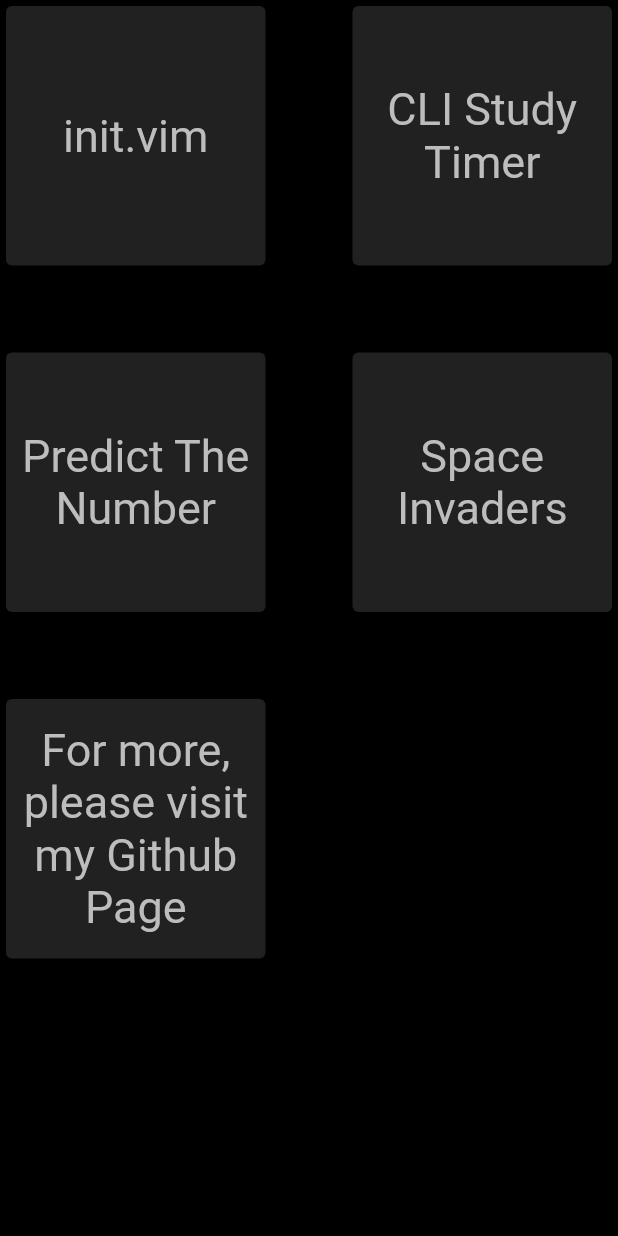
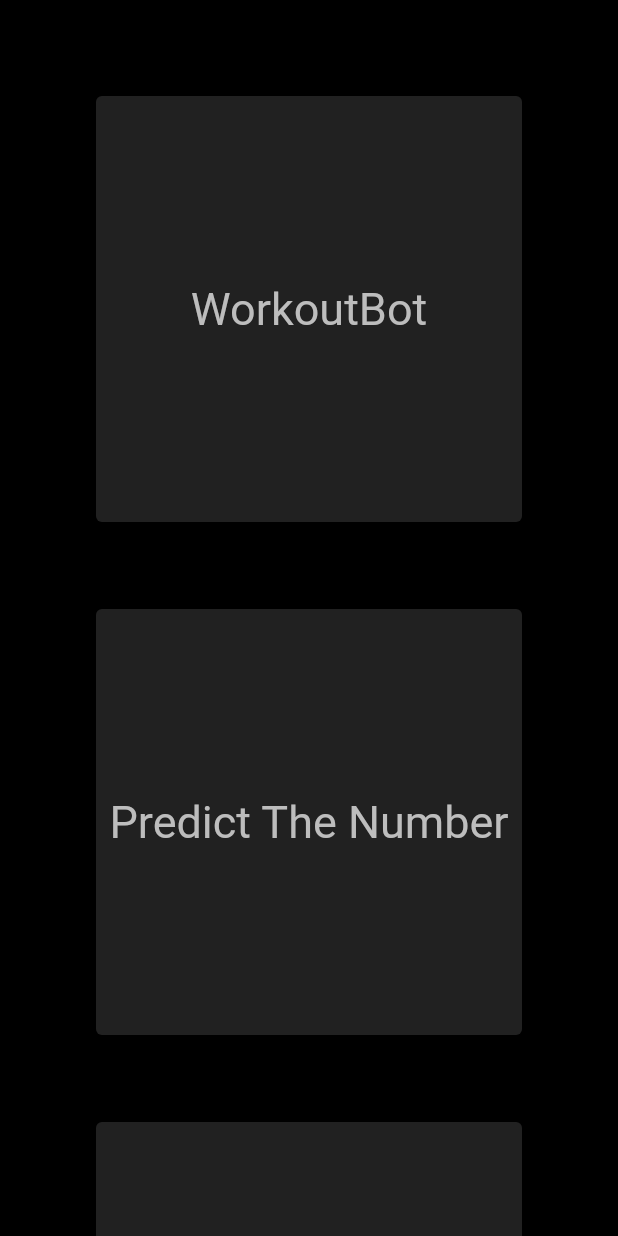
Before and after one commit to alicagatay/alicagatays_personal_webpage, a Flutter app: the screen it shows after launch, after a tap on "projects", on a phone screen of 412 x 824 dp. Run offline on Flutter 3.47's test engine with Material 2 defaults, Android fonts, the phone set to English and light mode, and no system bars.

Commit message:
Updated the projects page.

```diff
--- a/lib/Projects/init_vim.dart
+++ b/lib/Projects/nameless_secret_project.dart
@@ -1,8 +1,8 @@
 import 'package:flutter/material.dart';
 import 'package:url_launcher/url_launcher.dart';
 
-class InitVim extends StatelessWidget {
-  const InitVim({Key? key}) : super(key: key);
+class NamelessSecretProject extends StatelessWidget {
+  const NamelessSecretProject({Key? key}) : super(key: key);
 
   static _launchURL(url) async {
     if (await canLaunch(url)) {
@@ -20,15 +20,12 @@ class InitVim extends StatelessWidget {
         body: Center(
           child: InkWell(
             onTap: () {
-              _launchURL('https://github.com/alicagatay/init.vim');
+              _launchURL('https://github.com/alicagatay/workout_bot');
             },
             child: const SizedBox(
               width: 800,
               child: Text(
-                "init.vim is my minimal and productive go to Neovim "
-                "configuration I use on my computer while programming. "
-                "It is meant to start up instantly and it contains stuff "
-                "that helps me become more productive while programming.",
+                "Information about this project will be given soon.",
                 style: TextStyle(
                   fontSize: 30,
                   color: Colors.white,
--- a/lib/Projects/CLI_Study_timer.dart
+++ b/lib/Projects/workout_bot.dart
@@ -1,8 +1,8 @@
 import 'package:flutter/material.dart';
 import 'package:url_launcher/url_launcher.dart';
 
-class CliStudyTimer extends StatelessWidget {
-  const CliStudyTimer({Key? key}) : super(key: key);
+class WorkoutBot extends StatelessWidget {
+  const WorkoutBot({Key? key}) : super(key: key);
 
   static _launchURL(url) async {
     if (await canLaunch(url)) {
@@ -20,15 +20,14 @@ class CliStudyTimer extends StatelessWidget {
         body: Center(
           child: InkWell(
             onTap: () {
-              _launchURL('https://github.com/alicagatay/CLI-Study-Timer');
+              _launchURL('https://github.com/alicagatay/workout_bot');
             },
             child: const SizedBox(
               width: 800,
               child: Text(
-                "CLI Study Timer is a command line application I developed using Python. "
-                "In it, you can setup famous study timers such as Pomodoro and 5417, "
-                "or you can set a study timer from scratch. To learn more about the project, "
-                "click into this text.",
+                "WorkoutBot is a workout recommender chatbot software "
+                "that uses machine learning to recommend workouts to its users, "
+                "based on their request messages.",
                 style: TextStyle(
                   fontSize: 30,
                   color: Colors.white,
--- a/lib/projects_page.dart
+++ b/lib/projects_page.dart
@@ -1,7 +1,6 @@
-import 'package:alicagatays_personal_webpage/Projects/cli_study_timer.dart';
 import 'package:alicagatays_personal_webpage/Projects/predict_the_number.dart';
 import 'package:alicagatays_personal_webpage/Projects/space_invaders.dart';
-import 'package:alicagatays_personal_webpage/Projects/init_vim.dart';
+import 'package:alicagatays_personal_webpage/Projects/workout_bot.dart';
 import 'package:flutter/material.dart';
 import 'package:url_launcher/url_launcher.dart';
 
@@ -21,8 +20,11 @@ class ProjectsPage extends StatelessWidget {
     return MaterialApp(
       home: Scaffold(
         backgroundColor: Colors.black,
-        body: GridView.count(
-          crossAxisCount: 2,
+        body: LayoutBuilder(
+          builder: (context, constraints) {
+            return GridView.count(
+              crossAxisCount: constraints.maxWidth > 700 ? 2 : 1,
+              padding: const EdgeInsets.all(60),
               crossAxisSpacing: 50,
               mainAxisSpacing: 50,
               children: <Widget>[
@@ -30,36 +32,15 @@ class ProjectsPage extends StatelessWidget {
                   onTap: () {
                     Navigator.push(
                       context,
-                  MaterialPageRoute(builder: (context) => const InitVim()),
+                      MaterialPageRoute(
+                          builder: (context) => const WorkoutBot()),
                     );
                   },
                   child: Card(
                     color: Colors.grey[900],
                     child: Center(
                       child: Text(
-                    "init.vim",
-                    textAlign: TextAlign.center,
-                    style: TextStyle(
-                      color: Colors.grey[400],
-                      fontSize: 30,
-                    ),
-                  ),
-                ),
-              ),
-            ),
-            InkWell(
-              onTap: () {
-                Navigator.push(
-                  context,
-                  MaterialPageRoute(
-                      builder: (context) => const CliStudyTimer()),
-                );
-              },
-              child: Card(
-                color: Colors.grey[900],
-                child: Center(
-                  child: Text(
-                    "CLI Study Timer",
+                        "WorkoutBot",
                         textAlign: TextAlign.center,
                         style: TextStyle(
                           color: Colors.grey[400],
@@ -115,6 +96,28 @@ class ProjectsPage extends StatelessWidget {
                 ),
                 InkWell(
                   onTap: () {
+                    Navigator.push(
+                      context,
+                      MaterialPageRoute(
+                          builder: (context) => const WorkoutBot()),
+                    );
+                  },
+                  child: Card(
+                    color: Colors.grey[900],
+                    child: Center(
+                      child: Text(
+                        "Nameless Secret Project",
+                        textAlign: TextAlign.center,
+                        style: TextStyle(
+                          color: Colors.grey[400],
+                          fontSize: 30,
+                        ),
+                      ),
+                    ),
+                  ),
+                ),
+                InkWell(
+                  onTap: () {
                     _launchURL('https://github.com/alicagatay');
                   },
                   child: Card(
@@ -133,6 +136,8 @@ class ProjectsPage extends StatelessWidget {
                   ),
                 ),
               ],
+            );
+          },
         ),
       ),
     );
```
Also changed, not shown: pubspec.lock, 4 other files. Lines whose indentation alone changed are shown as unchanged.
